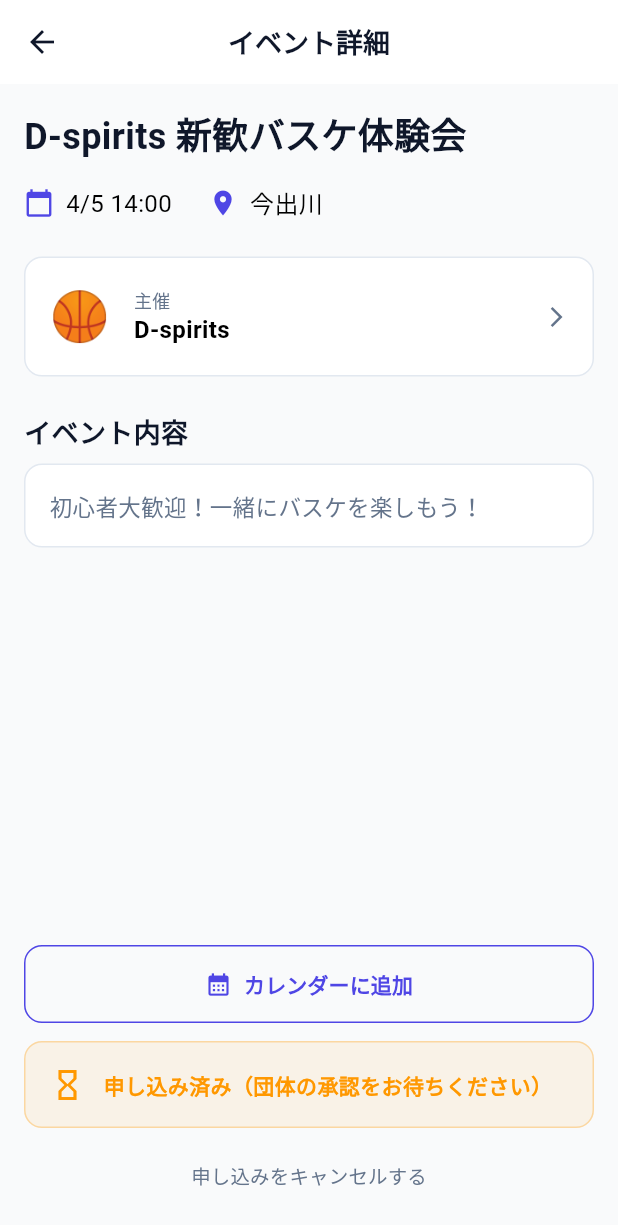
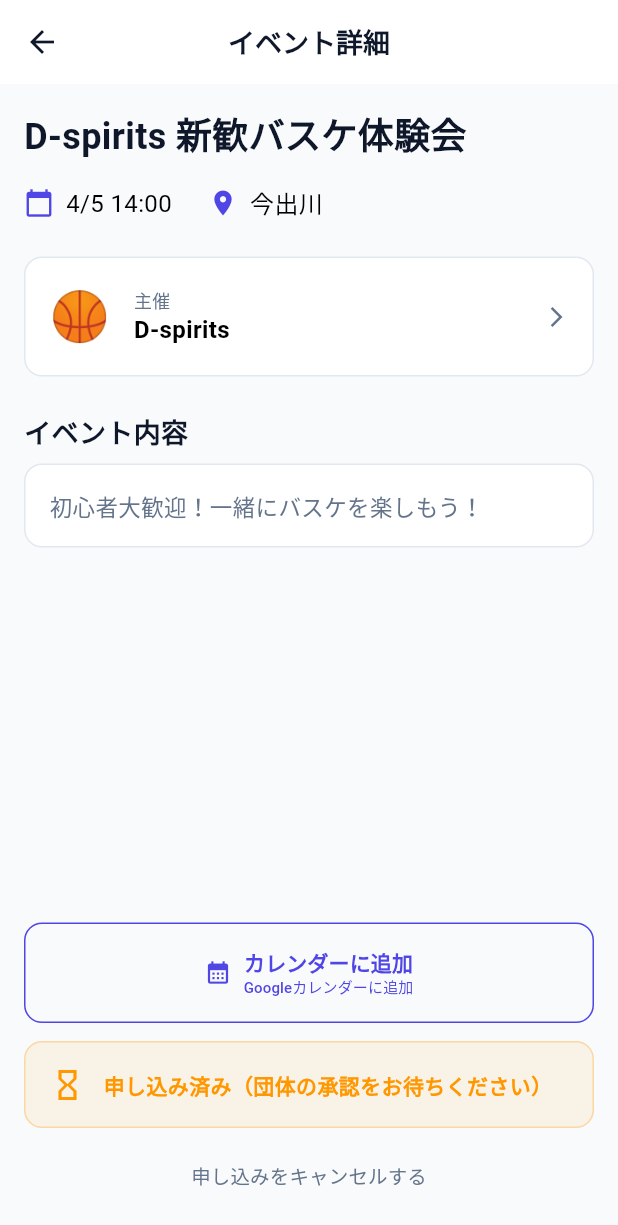
Before and after one commit to nishikawataishi/D-scout, a Flutter app: the EventDetailScreen screen opened directly with sample values from the repository, on a phone screen of 412 x 824 dp. Shown: the top 1225 px of the screen. Run offline on Flutter 3.47's test engine with Material 3 defaults, Android fonts, the phone set to English and light mode, and no system bars; our stand-ins replace cached_network_image, cloud_firestore, cloud_functions, firebase_auth, firebase_core, firebase_storage and 3 more; missing offline and left inert: add_2_calendar, dart:js; accounts and stored records are empty; generated files the repository leaves out were written again; Roboto replaces fonts that are missing (NotoSansJP).

Commit message:
feat: カレンダーボタン注釈追加・団体詳細ページのデータ取得修正・CSP修正
- イベント詳細のカレンダーボタンに「Googleカレンダーに追加」注釈を追加
- 団体詳細ページでFirestoreからフルデータを取得し写真・Instagram・説明を正しく表示
- CSPのconnect-srcにblob:を追加し画像アップロードが機能するよう修正

Co-Authored-By: Claude Sonnet 4.6 <noreply@anthropic.com>

```diff
--- a/lib/screens/event_detail_screen.dart
+++ b/lib/screens/event_detail_screen.dart
@@ -333,12 +333,24 @@ class _EventDetailScreenState extends State<EventDetailScreen> {
                     Icons.calendar_month,
                     color: AppTheme.primary,
                   ),
-                  label: const Text(
-                    'カレンダーに追加',
-                    style: TextStyle(
-                      color: AppTheme.primary,
-                      fontWeight: FontWeight.bold,
-                    ),
+                  label: const Column(
+                    mainAxisSize: MainAxisSize.min,
+                    children: [
+                      Text(
+                        'カレンダーに追加',
+                        style: TextStyle(
+                          color: AppTheme.primary,
+                          fontWeight: FontWeight.bold,
+                        ),
+                      ),
+                      Text(
+                        'Googleカレンダーに追加',
+                        style: TextStyle(
+                          color: AppTheme.primary,
+                          fontSize: 10,
+                        ),
+                      ),
+                    ],
                   ),
                   style: OutlinedButton.styleFrom(
                     padding: const EdgeInsets.symmetric(vertical: 16),
```
Also changed, not shown: lib/screens/group_detail_screen.dart (+29 -20 lines), firebase.json.
